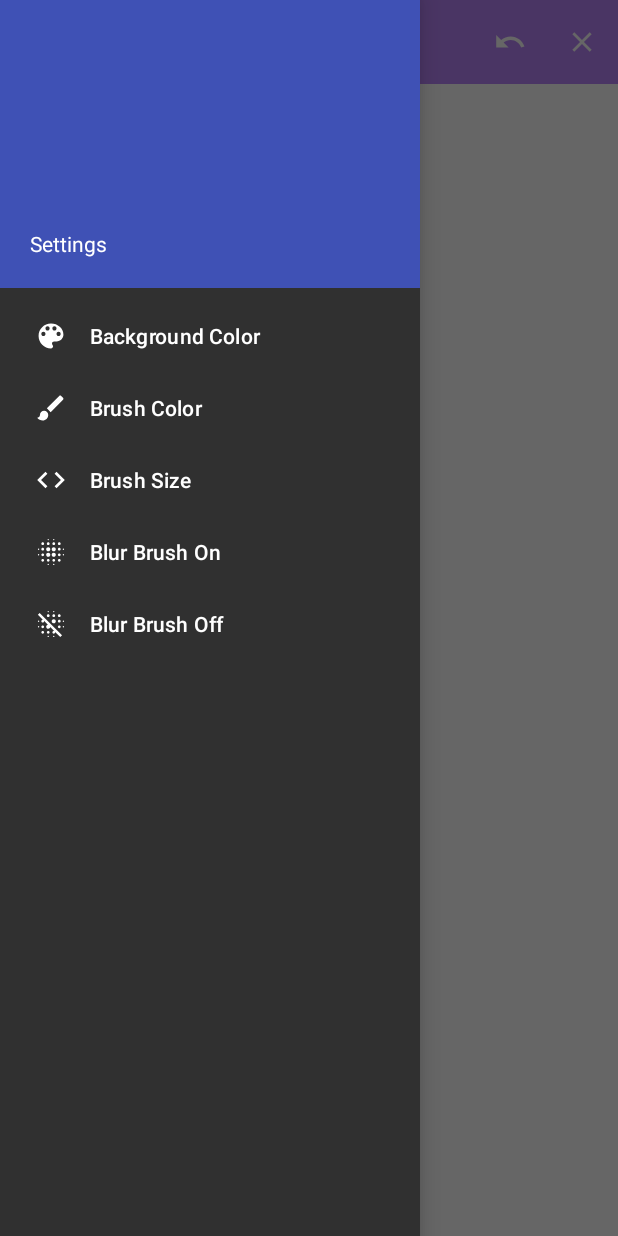
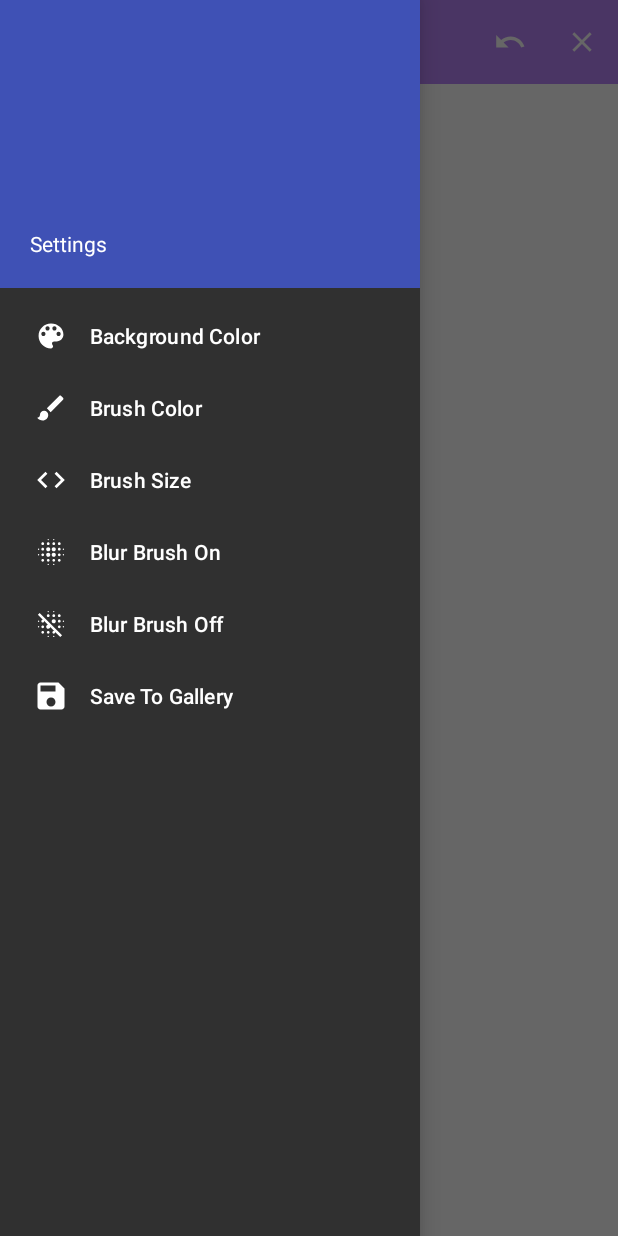
Before and after one commit to jtaaka/PaintApp, an Android app: the screen it shows after launch (MainActivity), with the side drawer open, on a phone screen of 412 x 824 dp. Run offline under Robolectric (Android 15) with nearby library versions, the phone set to English and light mode, and no system bars; libraries missing offline, so code that uses them is left out: com.xw.repo, yuku.ambilwarna; plain views replace BubbleSeekBar; 2 statements that could not run were skipped.

Commit message:
Add save canvas to gallery functionality

```diff
--- a/app/src/main/AndroidManifest.xml
+++ b/app/src/main/AndroidManifest.xml
@@ -1,6 +1,8 @@
 <?xml version="1.0" encoding="utf-8"?>
 <manifest xmlns:android="http://schemas.android.com/apk/res/android"
     package="paintapp.tuni.fi.paintapp">
+
+    <uses-permission android:name="android.permission.WRITE_EXTERNAL_STORAGE"/>
 
     <application
         android:allowBackup="true"
--- a/app/src/main/java/paintapp/tuni/fi/paintapp/MyPaint.java
+++ b/app/src/main/java/paintapp/tuni/fi/paintapp/MyPaint.java
@@ -164,4 +164,8 @@ public class MyPaint extends View {
             invalidate();
         }
     }
+
+    public Bitmap getImage() {
+        return myBitMap;
+    }
 }
--- /dev/null
+++ b/app/src/main/res/drawable-anydpi/ic_save.xml
@@ -0,0 +1,10 @@
+<vector xmlns:android="http://schemas.android.com/apk/res/android"
+    android:width="24dp"
+    android:height="24dp"
+    android:viewportWidth="24"
+    android:viewportHeight="24"
+    android:tint="#FFFFFF">
+    <path
+        android:fillColor="#FF000000"
+        android:pathData="M17,3L5,3c-1.11,0 -2,0.9 -2,2v14c0,1.1 0.89,2 2,2h14c1.1,0 2,-0.9 2,-2L21,7l-4,-4zM12,19c-1.66,0 -3,-1.34 -3,-3s1.34,-3 3,-3 3,1.34 3,3 -1.34,3 -3,3zM15,9L5,9L5,5h10v4z"/>
+</vector>
--- a/app/src/main/res/menu/menu.xml
+++ b/app/src/main/res/menu/menu.xml
@@ -23,4 +23,8 @@
         android:title="@string/bluroff"
         android:icon="@drawable/ic_bluroff"/>
 
+    <item android:id="@+id/save"
+        android:title="@string/save_to_gallery"
+        android:icon="@drawable/ic_save"/>
+
 </menu>
--- a/app/src/main/res/values/strings.xml
+++ b/app/src/main/res/values/strings.xml
@@ -11,4 +11,5 @@
     <string name="bluron">Blur Brush On</string>
     <string name="bluroff">Blur Brush Off</string>
     <string name="undo">Undo</string>
+    <string name="save_to_gallery">Save To Gallery</string>
 </resources>
```
Also changed, not shown: app/src/main/java/paintapp/tuni/fi/paintapp/MainActivity.java (+46 -10 lines), app/src/main/res/drawable-hdpi/ic_save.png (added), app/src/main/res/drawable-mdpi/ic_save.png (added), app/src/main/res/drawable-xhdpi/ic_save.png (added), app/src/main/res/drawable-xxhdpi/ic_save.png (added).
